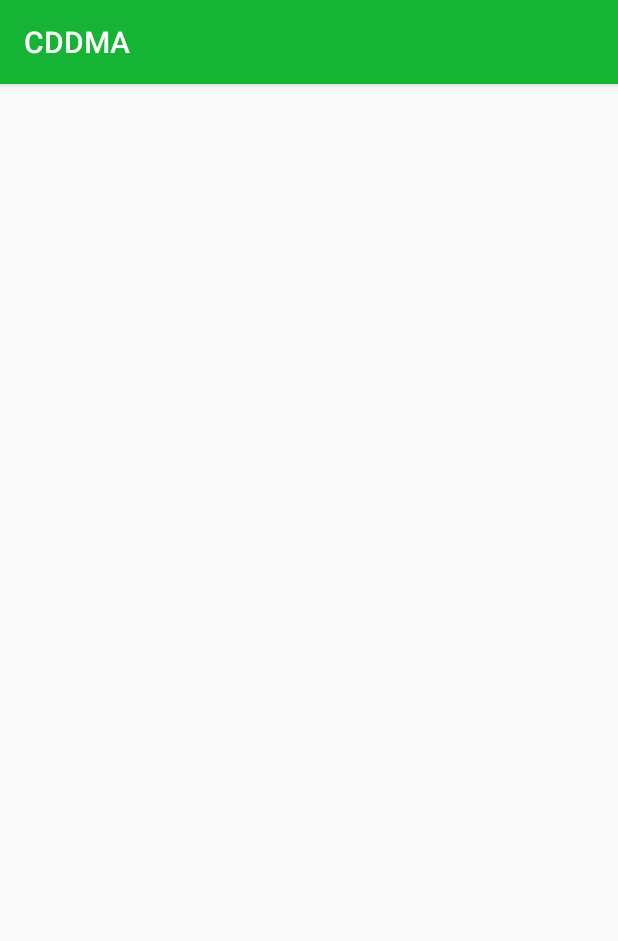
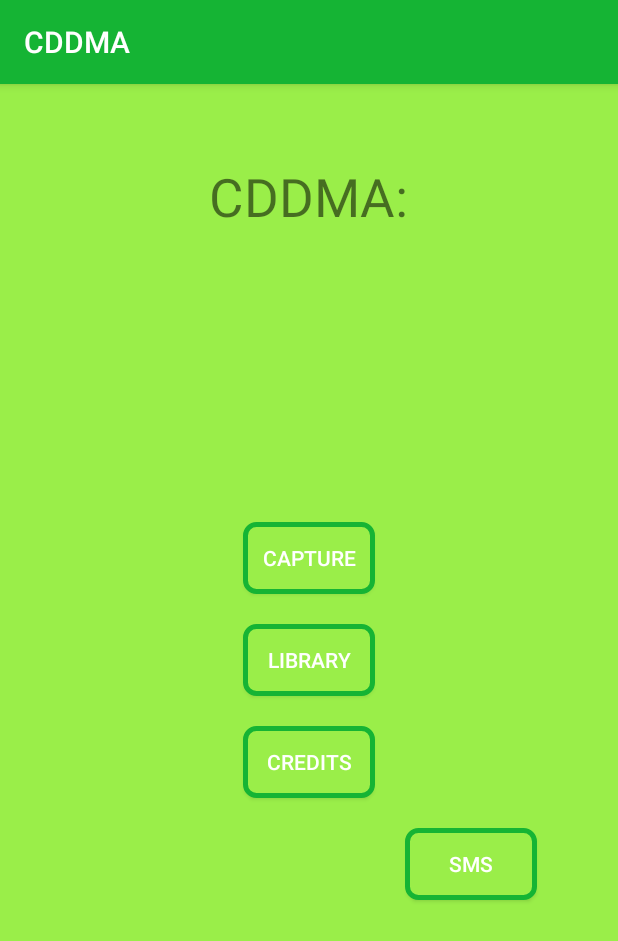
Before and after one commit to ArminCV/NewTF, an Android app: the screen it shows after launch (MainMenu), on a phone screen of 412 x 824 dp. Shown: the top 941 px of the screen. Run offline under Robolectric (Android 15) with nearby library versions, the phone set to English and light mode, and no system bars.

Commit message:
Initial commit 1

```diff
--- a/app/src/main/assets/labels.txt
+++ b/app/src/main/assets/labels.txt
@@ -1,6 +1,5 @@
 ectoparasites
+solerot
+cattlewarts
 pinkeye
-solerot
-healthyskin
-cattlewarts
 lumpyskin
--- /dev/null
+++ b/app/src/main/res/layout/activity_main_menu.xml
@@ -0,0 +1,74 @@
+<?xml version="1.0" encoding="utf-8"?>
+<RelativeLayout xmlns:android="http://schemas.android.com/apk/res/android"
+    xmlns:app="http://schemas.android.com/apk/res-auto"
+    xmlns:tools="http://schemas.android.com/tools"
+    android:layout_width="match_parent"
+    android:layout_height="match_parent"
+    tools:context=".MainMenu"
+    android:background="@color/splashBackground">
+
+    <TextView
+        android:id="@+id/textView"
+        android:layout_width="wrap_content"
+        android:layout_height="wrap_content"
+        android:layout_alignParentTop="true"
+        android:layout_centerHorizontal="true"
+        android:layout_marginTop="51dp"
+        android:text="@string/head_title"
+        android:textSize="35sp" />
+
+
+    <LinearLayout
+        android:id="@+id/lay"
+        android:layout_width="wrap_content"
+        android:layout_height="wrap_content"
+        android:layout_centerInParent="true"
+        android:gravity="center"
+        android:orientation="vertical">
+
+        <Button
+            android:id="@+id/capture_btn"
+            android:layout_width="wrap_content"
+            android:layout_height="wrap_content"
+            android:layout_margin="10dp"
+            android:background="@drawable/corners"
+            android:text="@string/capture_btn"
+            android:textColor="#FFFFFF"
+            tools:layout_editor_absoluteX="148dp"
+            tools:layout_editor_absoluteY="144dp" />
+
+        <Button
+            android:id="@+id/library_btn"
+            android:layout_width="wrap_content"
+            android:layout_height="wrap_content"
+            android:layout_margin="10dp"
+            android:background="@drawable/corners"
+            android:text="@string/library_btn"
+            android:textColor="#FFFFFF"
+            tools:layout_editor_absoluteX="148dp"
+            tools:layout_editor_absoluteY="298dp" />
+
+        <Button
+            android:id="@+id/credits_btn"
+            android:layout_width="88dp"
+            android:layout_height="wrap_content"
+            android:layout_margin="10dp"
+            android:background="@drawable/corners"
+            android:text="@string/credits_btn"
+            android:textColor="#FFFFFF"
+            tools:layout_editor_absoluteX="148dp"
+            tools:layout_editor_absoluteY="221dp" />
+    </LinearLayout>
+
+    <Button
+        android:id="@+id/send_btn"
+        android:layout_width="88dp"
+        android:layout_height="wrap_content"
+        android:layout_margin="10dp"
+        android:background="@drawable/corners"
+        android:text="SMS"
+        android:textColor="#FFFFFF"
+        android:layout_toRightOf="@id/lay"
+        android:layout_below="@id/lay"/>
+
+</RelativeLayout>
```
Also changed, not shown: app/src/main/AndroidManifest.xml (+15 -8 lines), app/src/main/java/com/example/armin/newtf/Credits.java (added, +13 -0 lines), app/src/main/java/com/example/armin/newtf/MainActivity.java (+2 -8 lines), app/src/main/java/com/example/armin/newtf/MainMenu.java (+9 -6 lines), app/src/main/res/layout/activity_credits.xml (added, +51 -0 lines), app/src/main/res/layout/activity_main.xml (+0 -9 lines), app/src/main/res/layout/activity_splash_screen.xml (added, +11 -0 lines), app/src/main/res/layout/content_splash_screen.xml (added, +36 -0 lines).
